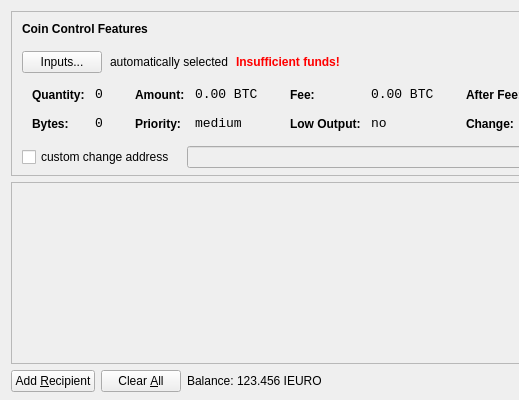
Old version of the form src/qt/forms/sendcoinsdialog.ui in the repository zoom-c/zoom; both pictures show x 0 to 519 and y 0 to 400 of the 850 by 400 pixel window.
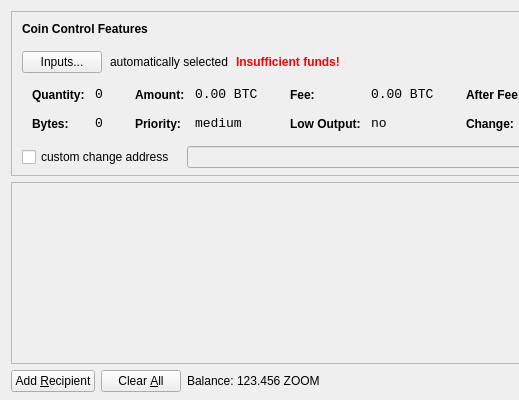
New version of the form. Icons and pictures are not drawn.

Commit message: Zoom Rebrand: Refactoring

What changed in the file:
```diff
--- a/src/qt/forms/sendcoinsdialog.ui
+++ b/src/qt/forms/sendcoinsdialog.ui
@@ -750,7 +750,7 @@
           <cursorShape>IBeamCursor</cursorShape>
          </property>
          <property name="text">
-          <string>123.456 IEURO</string>
+          <string>123.456 ZOOM</string>
          </property>
          <property name="textInteractionFlags">
           <set>Qt::LinksAccessibleByMouse|Qt::TextSelectableByKeyboard|Qt::TextSelectableByMouse</set>
```
The commit also changes 143 other files.
